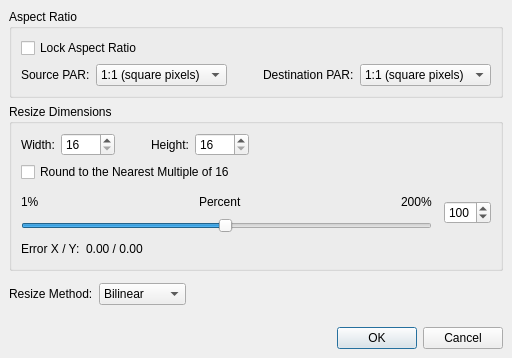
The window that avidemux_plugins/ADM_videoFilters6/resize/qt4/resizing.ui (mean00/avidemux2) describes before a commit, drawn with Qt 5.
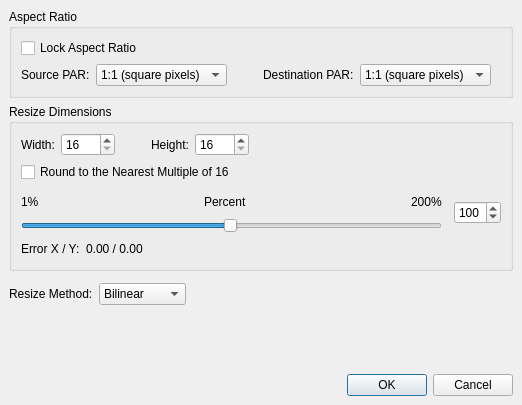
The same window after the commit.

Commit message: [resize] no actual changes, just get saved with qt designer

Diff of the .ui file:
```diff
--- a/avidemux_plugins/ADM_videoFilters6/resize/qt4/resizing.ui
+++ b/avidemux_plugins/ADM_videoFilters6/resize/qt4/resizing.ui
@@ -1,36 +1,54 @@
 <ui version="4.0" >
  <class>resizeDialog</class>
- <widget class="QDialog" name="resizeDialog" >
-  <property name="geometry" >
+ <widget class="QDialog" name="resizeDialog">
+  <property name="geometry">
    <rect>
     <x>0</x>
     <y>0</y>
-    <width>350</width>
-    <height>342</height>
+    <width>522</width>
+    <height>405</height>
    </rect>
   </property>
   <property name="windowTitle" >
    <string>Resize</string>
   </property>
-  <layout class="QVBoxLayout" >
-   <property name="margin" >
-    <number>9</number>
-   </property>
-   <property name="spacing" >
+  <layout class="QVBoxLayout">
+   <property name="spacing">
     <number>6</number>
    </property>
+   <property name="leftMargin">
+    <number>9</number>
+   </property>
+   <property name="topMargin">
+    <number>9</number>
+   </property>
+   <property name="rightMargin">
+    <number>9</number>
+   </property>
+   <property name="bottomMargin">
+    <number>9</number>
+   </property>
    <item>
     <widget class="QGroupBox" name="groupBox_2" >
      <property name="title" >
       <string>Aspect Ratio</string>
      </property>
-     <layout class="QVBoxLayout" >
-      <property name="margin" >
-       <number>9</number>
-      </property>
-      <property name="spacing" >
+     <layout class="QVBoxLayout">
+      <property name="spacing">
        <number>6</number>
       </property>
+      <property name="leftMargin">
+       <number>9</number>
+      </property>
+      <property name="topMargin">
+       <number>9</number>
+      </property>
+      <property name="rightMargin">
+       <number>9</number>
+      </property>
+      <property name="bottomMargin">
+       <number>9</number>
+      </property>
       <item>
        <widget class="QCheckBox" name="lockArCheckBox" >
         <property name="text" >
@@ -39,13 +57,22 @@
        </widget>
       </item>
       <item>
-       <layout class="QHBoxLayout" >
-        <property name="margin" >
-         <number>0</number>
-        </property>
-        <property name="spacing" >
+       <layout class="QHBoxLayout">
+        <property name="spacing">
          <number>6</number>
         </property>
+        <property name="leftMargin">
+         <number>0</number>
+        </property>
+        <property name="topMargin">
+         <number>0</number>
+        </property>
+        <property name="rightMargin">
+         <number>0</number>
+        </property>
+        <property name="bottomMargin">
+         <number>0</number>
+        </property>
         <item>
          <widget class="QLabel" name="label_4" >
           <property name="text" >
@@ -117,21 +144,39 @@
      <property name="title" >
       <string>Resize Dimensions</string>
      </property>
-     <layout class="QVBoxLayout" >
-      <property name="margin" >
-       <number>9</number>
-      </property>
-      <property name="spacing" >
+     <layout class="QVBoxLayout">
+      <property name="spacing">
        <number>6</number>
       </property>
+      <property name="leftMargin">
+       <number>9</number>
+      </property>
+      <property name="topMargin">
+       <number>9</number>
+      </property>
+      <property name="rightMargin">
+       <number>9</number>
+      </property>
+      <property name="bottomMargin">
+       <number>9</number>
+      </property>
       <item>
-       <layout class="QHBoxLayout" >
-        <property name="margin" >
-         <number>0</number>
-        </property>
-        <property name="spacing" >
+       <layout class="QHBoxLayout">
+        <property name="spacing">
          <number>6</number>
         </property>
+        <property name="leftMargin">
+         <number>0</number>
+        </property>
+        <property name="topMargin">
+         <number>0</number>
+        </property>
+        <property name="rightMargin">
+         <number>0</number>
+        </property>
+        <property name="bottomMargin">
+         <number>0</number>
+        </property>
         <item>
          <widget class="QLabel" name="label" >
           <property name="text" >
@@ -227,37 +272,73 @@
        </spacer>
       </item>
       <item>
-       <layout class="QVBoxLayout" >
-        <property name="margin" >
-         <number>0</number>
-        </property>
-        <property name="spacing" >
+       <layout class="QVBoxLayout">
+        <property name="spacing">
          <number>6</number>
         </property>
+        <property name="leftMargin">
+         <number>0</number>
+        </property>
+        <property name="topMargin">
+         <number>0</number>
+        </property>
+        <property name="rightMargin">
+         <number>0</number>
+        </property>
+        <property name="bottomMargin">
+         <number>0</number>
+        </property>
         <item>
-         <layout class="QHBoxLayout" >
-          <property name="margin" >
-           <number>0</number>
-          </property>
-          <property name="spacing" >
+         <layout class="QHBoxLayout">
+          <property name="spacing">
            <number>12</number>
           </property>
+          <property name="leftMargin">
+           <number>0</number>
+          </property>
+          <property name="topMargin">
+           <number>0</number>
+          </property>
+          <property name="rightMargin">
+           <number>0</number>
+          </property>
+          <property name="bottomMargin">
+           <number>0</number>
+          </property>
           <item>
-           <layout class="QVBoxLayout" >
-            <property name="margin" >
-             <number>0</number>
-            </property>
-            <property name="spacing" >
+           <layout class="QVBoxLayout">
+            <property name="spacing">
              <number>6</number>
             </property>
+            <property name="leftMargin">
+             <number>0</number>
+            </property>
+            <property name="topMargin">
+             <number>0</number>
+            </property>
+            <property name="rightMargin">
+             <number>0</number>
+            </property>
+            <property name="bottomMargin">
+             <number>0</number>
+            </property>
             <item>
-             <layout class="QHBoxLayout" >
-              <property name="margin" >
-               <number>0</number>
-              </property>
-              <property name="spacing" >
+             <layout class="QHBoxLayout">
+              <property name="spacing">
                <number>6</number>
               </property>
+              <property name="leftMargin">
+               <number>0</number>
+              </property>
+              <property name="topMargin">
+               <number>0</number>
+              </property>
+              <property name="rightMargin">
+               <number>0</number>
+              </property>
+              <property name="bottomMargin">
+               <number>0</number>
+              </property>
               <item>
                <widget class="QLabel" name="label_8" >
                 <property name="text" >
@@ -326,14 +407,14 @@
            </layout>
           </item>
           <item>
-           <widget class="QSpinBox" name="percentageSpinBox" >
-            <property name="maximum" >
-             <number>200</number>
-            </property>
-            <property name="minimum" >
+           <widget class="QSpinBox" name="percentageSpinBox">
+            <property name="minimum">
              <number>1</number>
             </property>
-            <property name="value" >
+            <property name="maximum">
+             <number>200</number>
+            </property>
+            <property name="value">
              <number>100</number>
             </property>
            </widget>
@@ -341,13 +422,22 @@
          </layout>
         </item>
         <item>
-         <layout class="QHBoxLayout" >
-          <property name="margin" >
-           <number>0</number>
-          </property>
-          <property name="spacing" >
+         <layout class="QHBoxLayout">
+          <property name="spacing">
            <number>6</number>
           </property>
+          <property name="leftMargin">
+           <number>0</number>
+          </property>
+          <property name="topMargin">
+           <number>0</number>
+          </property>
+          <property name="rightMargin">
+           <number>0</number>
+          </property>
+          <property name="bottomMargin">
+           <number>0</number>
+          </property>
           <item>
            <widget class="QLabel" name="label_10" >
             <property name="text" >
@@ -399,13 +489,22 @@
     </spacer>
    </item>
    <item>
-    <layout class="QHBoxLayout" >
-     <property name="margin" >
-      <number>0</number>
-     </property>
-     <property name="spacing" >
+    <layout class="QHBoxLayout">
+     <property name="spacing">
       <number>6</number>
      </property>
+     <property name="leftMargin">
+      <number>0</number>
+     </property>
+     <property name="topMargin">
+      <number>0</number>
+     </property>
+     <property name="rightMargin">
+      <number>0</number>
+     </property>
+     <property name="bottomMargin">
+      <number>0</number>
+     </property>
      <item>
       <widget class="QLabel" name="label_6" >
        <property name="text" >
@@ -473,8 +572,8 @@
      <property name="orientation" >
       <enum>Qt::Horizontal</enum>
      </property>
-     <property name="standardButtons" >
-      <set>QDialogButtonBox::Cancel|QDialogButtonBox::NoButton|QDialogButtonBox::Ok</set>
+     <property name="standardButtons">
+      <set>QDialogButtonBox::Cancel|QDialogButtonBox::Ok</set>
      </property>
     </widget>
    </item>
```
Left out of the diff: 175 changed lines with no effect on the pictures.
